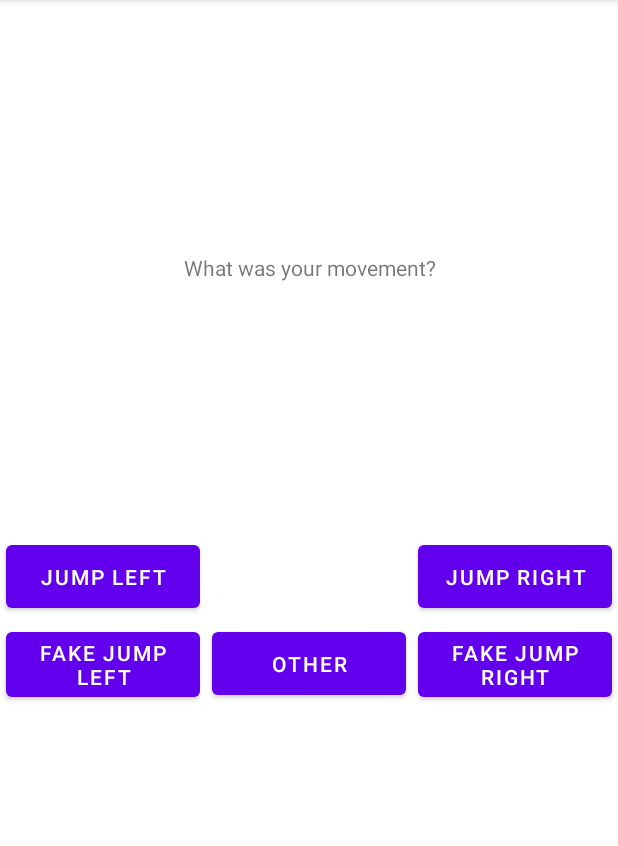
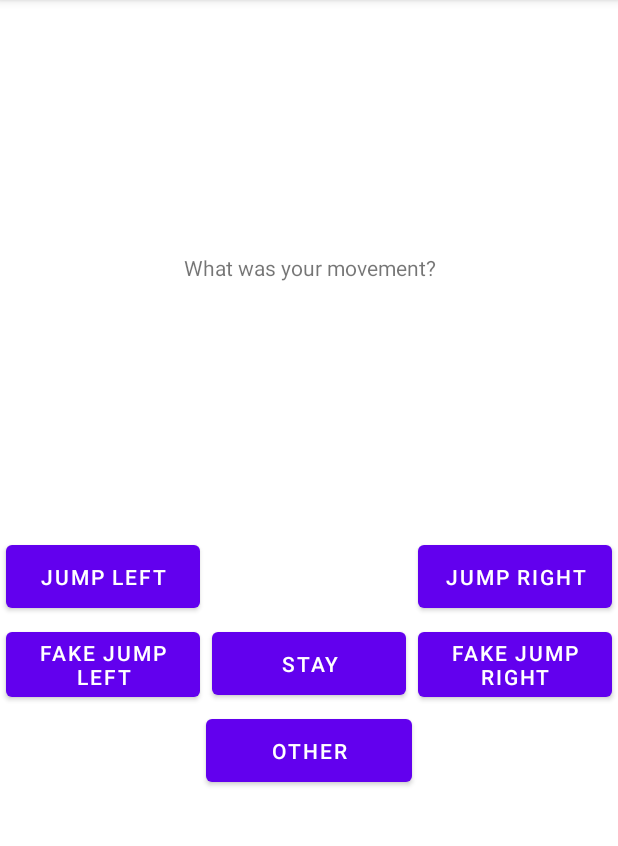
Before and after one commit to djocraveiro/duck-catch-and-fit, an Android app: the screen it shows after launch (MainActivity), after a tap on "START", on a phone screen of 412 x 824 dp, the part 84-930 px from its top. Run offline under Robolectric (Android 15) with nearby library versions, the phone set to English and light mode, and no system bars; libraries missing offline, so code that uses them is left out: com.jcraft.jsch.

Commit message:
Add stay button

```diff
--- a/DataCollector/app/src/main/java/com/duckcatchandfit/datacollector/models/ActivityReading.java
+++ b/DataCollector/app/src/main/java/com/duckcatchandfit/datacollector/models/ActivityReading.java
@@ -16,6 +16,7 @@ public class ActivityReading implements ICsvData {
     public static final String FAKE_JUMP_LEFT = "fake_jump_left";
     public static final String JUMP_RIGHT = "jump_right";
     public static final String FAKE_JUMP_RIGHT = "fake_jump_right";
+    public static final String STAY = "stay";
     public static final String OTHER = "other";
 
     //#endregion
--- a/DataCollector/app/src/main/java/com/duckcatchandfit/datacollector/ui/MainActivity.java
+++ b/DataCollector/app/src/main/java/com/duckcatchandfit/datacollector/ui/MainActivity.java
@@ -1,7 +1,6 @@
 package com.duckcatchandfit.datacollector.ui;
 
 import android.hardware.Sensor;
-import android.os.Build;
 import android.view.View;
 import android.widget.TextView;
 import android.widget.Toast;
@@ -16,7 +15,6 @@ import com.duckcatchandfit.datacollector.models.ActivityReading;
 import com.duckcatchandfit.datacollector.storage.CsvStorage;
 import com.duckcatchandfit.datacollector.storage.FileServer;
 import com.duckcatchandfit.datacollector.utils.Device;
-import com.duckcatchandfit.datacollector.utils.Hashing;
 
 import java.text.SimpleDateFormat;
 import java.util.Arrays;
@@ -49,14 +47,7 @@ public class MainActivity extends AppCompatActivity {
 
         showMessage(getString(R.string.press_start_message));
 
-        dataCollector.setCollectListener(new ICollectListener() {
-            @Override
-            public void onChange(int sensorType, float[] data) {
-                if (sensorType == Sensor.TYPE_ACCELEROMETER) {
-                    Toast.makeText(MainActivity.this, Arrays.toString(data), Toast.LENGTH_SHORT).show();
-                }
-            }
-        });
+        //debugSensorReadings(Sensor.TYPE_ACCELEROMETER);
     }
 
     @Override
@@ -105,6 +96,10 @@ public class MainActivity extends AppCompatActivity {
         handleMovement(ActivityReading.FAKE_JUMP_RIGHT);
     }
 
+    public void onStayClick(View v) {
+        handleMovement(ActivityReading.STAY);
+    }
+
     public void onOtherClick(View v) {
         handleMovement(ActivityReading.OTHER);
     }
@@ -140,6 +135,8 @@ public class MainActivity extends AppCompatActivity {
         }
 
         csvExporter.writeToFile(this, reading);
+
+        showMessage(getString(R.string.press_start_message));
     }
 
     private void showMessage(String message) {
@@ -163,7 +160,19 @@ public class MainActivity extends AppCompatActivity {
         findViewById(R.id.buttonJumpRight).setVisibility(movementsVisibility);
         findViewById(R.id.buttonFakeJumpLeft).setVisibility(movementsVisibility);
         findViewById(R.id.buttonFakeJumpRight).setVisibility(movementsVisibility);
+        findViewById(R.id.buttonStay).setVisibility(movementsVisibility);
         findViewById(R.id.buttonOther).setVisibility(movementsVisibility);
+    }
+
+    private void debugSensorReadings(int debugSensorType) {
+        dataCollector.setCollectListener(new ICollectListener() {
+            @Override
+            public void onChange(int sensorType, float[] data) {
+                if (sensorType == debugSensorType) {
+                    Toast.makeText(MainActivity.this, Arrays.toString(data), Toast.LENGTH_SHORT).show();
+                }
+            }
+        });
     }
 
     private static String getExportFileName() {
--- a/DataCollector/app/src/main/res/layout/activity_main.xml
+++ b/DataCollector/app/src/main/res/layout/activity_main.xml
@@ -13,7 +13,7 @@
             android:padding="4dp" android:layout_margin="4dp" android:layout_marginStart="18dp"
             app:layout_constraintStart_toEndOf="@+id/buttonJumpLeft"
             app:layout_constraintEnd_toStartOf="@+id/buttonJumpRight" android:layout_marginEnd="48dp"
-            app:layout_constraintTop_toTopOf="parent" android:layout_marginTop="318dp"
+            app:layout_constraintTop_toTopOf="parent" android:layout_marginTop="300dp"
             app:layout_constraintBottom_toBottomOf="parent" android:layout_marginBottom="632dp"
             android:visibility="visible" android:onClick="onStartClick"
             android:minHeight="54dp"/>
@@ -33,7 +33,7 @@
             android:layout_height="wrap_content" android:id="@+id/buttonJumpLeft"
             android:padding="4dp" android:layout_margin="4dp" app:layout_constraintStart_toStartOf="parent"
             android:layout_marginStart="16dp" app:layout_constraintEnd_toStartOf="@+id/buttonStart"
-            android:layout_marginEnd="32dp" app:layout_constraintTop_toTopOf="parent" android:layout_marginTop="310dp"
+            android:layout_marginEnd="32dp" app:layout_constraintTop_toTopOf="parent" android:layout_marginTop="300dp"
             app:layout_constraintBottom_toBottomOf="parent" android:layout_marginBottom="616dp"
             android:visibility="invisible" android:onClick="onJumpLeftClick" android:minHeight="54dp"/>
     <Button
@@ -43,7 +43,7 @@
             android:padding="4dp" android:layout_margin="4dp" android:layout_marginStart="17dp"
             app:layout_constraintStart_toEndOf="@+id/buttonStart" android:layout_marginEnd="56dp"
             app:layout_constraintEnd_toEndOf="parent" app:layout_constraintTop_toTopOf="parent"
-            android:layout_marginTop="310dp" app:layout_constraintBottom_toBottomOf="parent"
+            android:layout_marginTop="300dp" app:layout_constraintBottom_toBottomOf="parent"
             android:layout_marginBottom="616dp" android:visibility="invisible" android:onClick="onJumpRightClick"
             android:minHeight="54dp"/>
     <Button
@@ -52,10 +52,10 @@
             android:layout_height="wrap_content" android:id="@+id/buttonFakeJumpLeft"
             android:padding="4dp" android:layout_margin="4dp"
             android:visibility="invisible" android:onClick="onFakeJumpLeftClick"
-            android:layout_marginTop="26dp"
+            android:layout_marginTop="32dp"
             app:layout_constraintTop_toBottomOf="@+id/buttonJumpLeft" app:layout_constraintStart_toStartOf="parent"
             android:layout_marginStart="5dp"
-            app:layout_constraintEnd_toStartOf="@+id/buttonOther" android:layout_marginEnd="4dp"
+            app:layout_constraintEnd_toStartOf="@+id/buttonStay" android:layout_marginEnd="4dp"
             android:minHeight="54dp"/>
     <Button
             android:text="@string/fake_jump_right"
@@ -65,18 +65,28 @@
             android:visibility="invisible" android:onClick="onFakeJumpRightClick"
             android:layout_marginEnd="4dp" app:layout_constraintEnd_toEndOf="parent"
             android:layout_marginStart="30dp"
-            app:layout_constraintStart_toEndOf="@+id/buttonOther" android:layout_marginTop="26dp"
+            app:layout_constraintStart_toEndOf="@+id/buttonStay" android:layout_marginTop="32dp"
             app:layout_constraintTop_toBottomOf="@+id/buttonJumpRight" android:minHeight="54dp"/>
+    <Button
+            android:text="@string/stay"
+            android:layout_width="0dp"
+            android:layout_height="wrap_content" android:id="@+id/buttonStay"
+            android:padding="4dp" android:layout_margin="4dp"
+            android:visibility="invisible" android:onClick="onStayClick"
+            android:layout_marginStart="6dp" app:layout_constraintStart_toEndOf="@+id/buttonFakeJumpLeft"
+            android:layout_marginTop="32dp" app:layout_constraintTop_toBottomOf="@+id/buttonStart"
+            app:layout_constraintEnd_toStartOf="@+id/buttonFakeJumpRight" android:layout_marginEnd="5dp"
+            android:minHeight="54dp"/>
     <Button
             android:text="@string/other"
             android:layout_width="0dp"
             android:layout_height="wrap_content" android:id="@+id/buttonOther"
             android:padding="4dp" android:layout_margin="4dp"
             android:visibility="invisible" android:onClick="onOtherClick"
-            android:layout_marginStart="6dp" app:layout_constraintStart_toEndOf="@+id/buttonFakeJumpLeft"
-            android:layout_marginTop="26dp" app:layout_constraintTop_toBottomOf="@+id/buttonStart"
-            app:layout_constraintEnd_toStartOf="@+id/buttonFakeJumpRight" android:layout_marginEnd="5dp"
-            android:minHeight="54dp"/>
+            android:minHeight="54dp" android:layout_marginTop="32dp"
+            app:layout_constraintTop_toBottomOf="@+id/buttonStay"
+            app:layout_constraintEnd_toStartOf="@+id/buttonFakeJumpRight" android:layout_marginEnd="49dp"
+            android:layout_marginStart="53dp" app:layout_constraintStart_toEndOf="@+id/buttonFakeJumpLeft"/>
     <TextView
             android:text=""
             android:layout_width="match_parent"
--- a/DataCollector/app/src/main/res/values/strings.xml
+++ b/DataCollector/app/src/main/res/values/strings.xml
@@ -11,4 +11,5 @@
     <string name="fake_jump_right">FAKE Jump Right</string>
     <string name="other">Other</string>
     <string name="fake_jump_left">FAKE Jump Left</string>
+    <string name="stay">stay</string>
 </resources>
```
